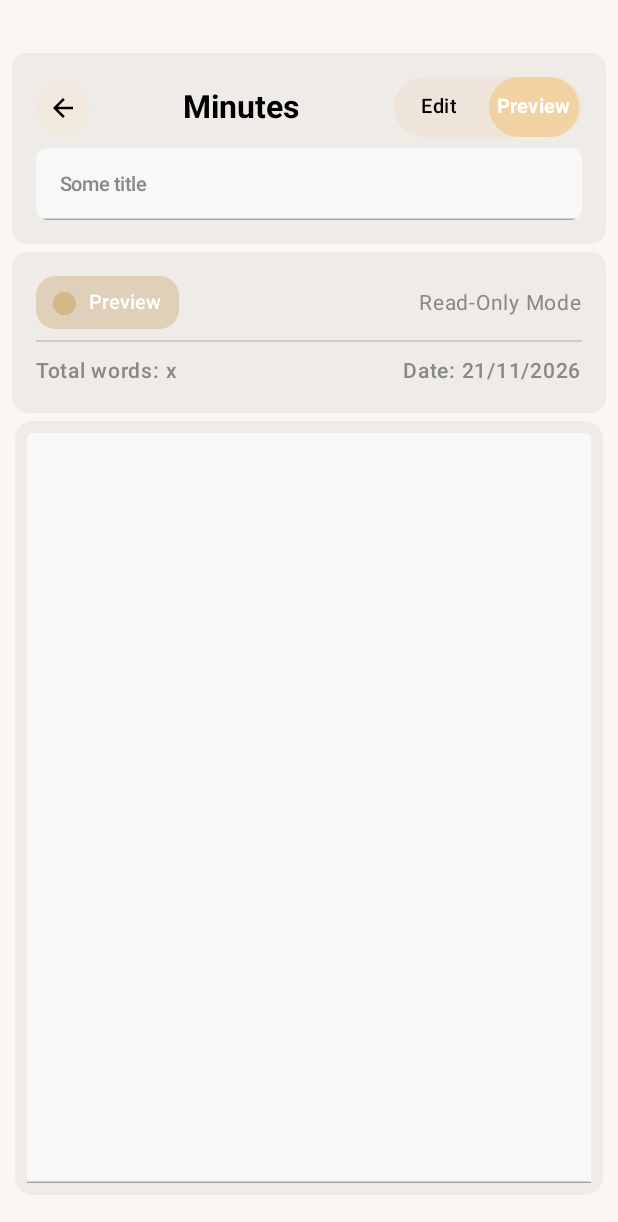
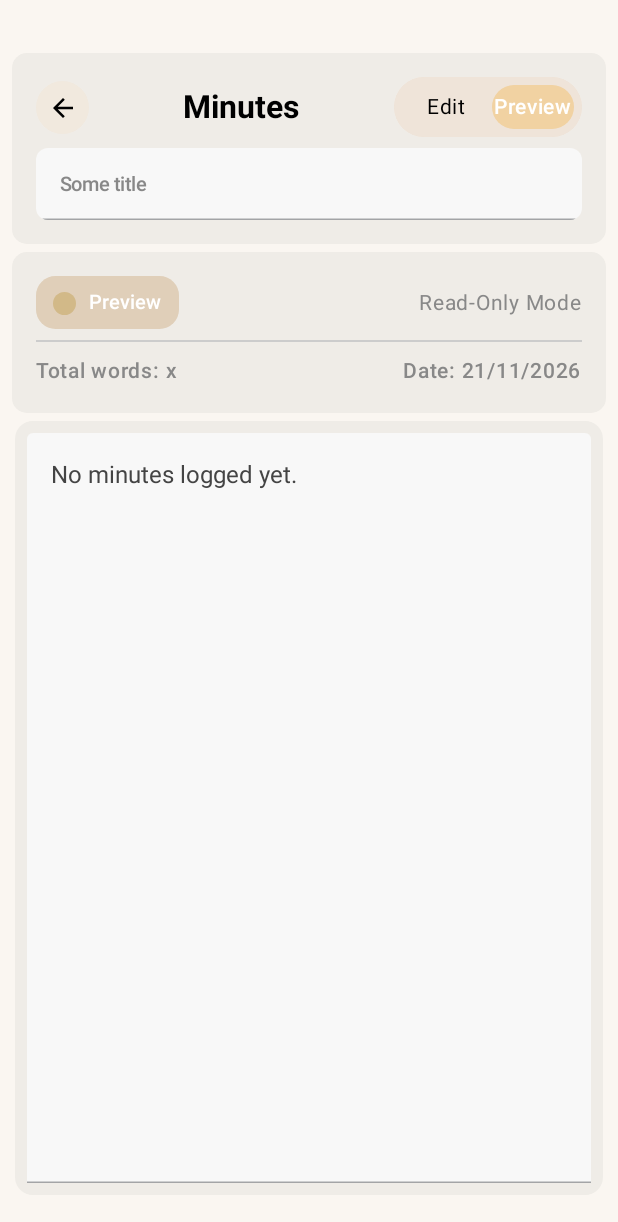
Before and after one commit to ianmwendwaa/Elders, an Android app built with Jetpack Compose: the MinutesScreen screen opened through its navigation route, after a tap on "Preview", on a phone screen of 412 x 824 dp. Shown: the top 1222 px of the screen. Run offline under Robolectric (Android 15) with nearby library versions, the phone set to English and light mode, and no system bars; 1 statement that could not run was skipped; 1 other tap on this screen came first.

Commit message:
Fix#12: Got the Preview/Edit editor working; implementing a result's screen

```diff
--- a/app/src/main/java/com/zion/elders/backend/Lib.kt
+++ b/app/src/main/java/com/zion/elders/backend/Lib.kt
@@ -1,6 +1,8 @@
 package com.zion.elders.backend
 
 import android.R.attr.phoneNumber
+import androidx.compose.ui.text.intl.Locale
+import java.text.SimpleDateFormat
 import java.time.LocalDate
 import java.time.format.DateTimeFormatter
 import java.util.Locale.getDefault
@@ -44,4 +46,8 @@ object Lib {
     fun formatNumber(number: Double): String {
         return "%,d".format(number)
     }
+    fun convertMillisToDate(millis: Long): String {
+        val formatter = SimpleDateFormat("dd/MM/yyyy", java.util.Locale.getDefault())
+        return formatter.format(millis)
+    }
 }
--- a/app/src/main/java/com/zion/elders/components/CommonAssets.kt
+++ b/app/src/main/java/com/zion/elders/components/CommonAssets.kt
@@ -15,6 +15,7 @@ import androidx.compose.foundation.layout.size
 import androidx.compose.foundation.shape.RoundedCornerShape
 import androidx.compose.material3.Card
 import androidx.compose.material3.CardDefaults
+import androidx.compose.material3.DatePicker
 import androidx.compose.material3.DatePickerDialog
 import androidx.compose.material3.Icon
 import androidx.compose.material3.NavigationBar
@@ -166,5 +167,7 @@ fun DatePickerComponent(
                 Text("Cancel")
             }
         }
-    ) { }
+    ) {
+        DatePicker(state = datePickerState)
+    }
 }
--- a/app/src/main/java/com/zion/elders/models/EditorMode.kt
+++ b/app/src/main/java/com/zion/elders/models/EditorMode.kt
@@ -3,5 +3,4 @@ package com.zion.elders.models
 enum class EditorMode(val label: String) {
     EDIT("Edit"),
     PREVIEW("Preview"),
-    UNKNOWN("_")
 }
--- /dev/null
+++ b/app/src/main/java/com/zion/elders/models/MessageType.kt
@@ -0,0 +1,5 @@
+package com.zion.elders.models
+
+enum class MessageType {
+    SUCCESS, ERROR
+}
--- a/app/src/main/java/com/zion/elders/navigation/NavigationController.kt
+++ b/app/src/main/java/com/zion/elders/navigation/NavigationController.kt
@@ -11,7 +11,7 @@ import com.zion.elders.screens.HomeScreen
 import com.zion.elders.screens.meetings.LogMeetingDataScreen
 import com.zion.elders.screens.MainScreen
 import com.zion.elders.screens.WelcomeScreen
-import com.zion.elders.screens.meetings.MinutesScreen
+import com.zion.elders.screens.minutes.MinutesScreen
 
 @Composable
 fun NavigationController(navController: NavHostController){
@@ -45,7 +45,7 @@ fun NavigationController(navController: NavHostController){
             WelcomeScreen(navController = navController)
         }
         composable(ROUTE_HOME_SCREEN){
-            HomeScreen(navController = navController)
+            HomeScreen(navController = navController, onErrorOccurred = {})
         }
         composable(ROUTE_ADD_NEW_MEMBER){
 //            AddNewMembersScreen(navController = navController)
--- a/app/src/main/java/com/zion/elders/screens/HomeScreen.kt
+++ b/app/src/main/java/com/zion/elders/screens/HomeScreen.kt
@@ -19,14 +19,20 @@ import androidx.compose.foundation.text.KeyboardOptions
 import androidx.compose.foundation.verticalScroll
 import androidx.compose.material3.Button
 import androidx.compose.material3.ButtonDefaults
+import androidx.compose.material3.Snackbar
+import androidx.compose.material3.SnackbarDefaults
+import androidx.compose.material3.SnackbarDuration
+import androidx.compose.material3.SnackbarHostState
 import androidx.compose.material3.Text
 import androidx.compose.material3.TextField
 import androidx.compose.material3.TextFieldDefaults
 import androidx.compose.runtime.Composable
+import androidx.compose.runtime.LaunchedEffect
 import androidx.compose.runtime.getValue
 import androidx.compose.runtime.mutableIntStateOf
 import androidx.compose.runtime.mutableStateOf
 import androidx.compose.runtime.remember
+import androidx.compose.runtime.rememberCoroutineScope
 import androidx.compose.runtime.setValue
 import androidx.compose.ui.Alignment
 import androidx.compose.ui.Modifier
@@ -50,6 +56,7 @@ import com.zion.elders.backend.Lib
 import com.zion.elders.components.MeetingDataCard
 import com.zion.elders.components.OverviewDataCard
 import com.zion.elders.components.SystemForm
+import com.zion.elders.components.systemFormColor
 import com.zion.elders.models.MeetingContributionsBreakdown
 import com.zion.elders.models.MeetingData
 import com.zion.elders.ui.theme.cardTitle
@@ -57,6 +64,7 @@ import com.zion.elders.ui.theme.disabledButtonColor
 import com.zion.elders.ui.theme.experimentalBackground
 import com.zion.elders.viewmodels.HomeOverviewViewModel
 import com.zion.elders.viewmodels.QuickRegistrationViewModel
+import kotlinx.coroutines.launch
 import java.time.LocalDate
 import java.time.format.DateTimeFormatter
 
@@ -64,7 +72,8 @@ import java.time.format.DateTimeFormatter
 fun HomeScreen(
     navController: NavController,
     registrationViewModel: QuickRegistrationViewModel = viewModel(),
-    overviewDataViewModel: HomeOverviewViewModel = viewModel()
+    overviewDataViewModel: HomeOverviewViewModel = viewModel(),
+    onErrorOccurred: (String) -> Unit
 ){
     val overviewDataState by overviewDataViewModel.uiState.collectAsStateWithLifecycle()
     val registrationFormState by registrationViewModel.uiState.collectAsStateWithLifecycle()
@@ -86,6 +95,10 @@ fun HomeScreen(
     )
     val keyboardController = LocalSoftwareKeyboardController.current
     val focusManager = LocalFocusManager.current
+
+    if(overviewDataState.errorOccurred) {
+        overviewDataState.errorMessage?.let { onErrorOccurred(it) }
+    }
 
     Column(
         modifier = Modifier.fillMaxSize().verticalScroll(rememberScrollState()),
--- a/app/src/main/java/com/zion/elders/screens/MainScreen.kt
+++ b/app/src/main/java/com/zion/elders/screens/MainScreen.kt
@@ -4,10 +4,14 @@ import androidx.compose.foundation.layout.Box
 import androidx.compose.foundation.layout.fillMaxSize
 import androidx.compose.foundation.layout.padding
 import androidx.compose.material3.Scaffold
+import androidx.compose.material3.SnackbarDuration
+import androidx.compose.material3.SnackbarHostState
 import androidx.compose.runtime.Composable
+import androidx.compose.runtime.LaunchedEffect
 import androidx.compose.runtime.getValue
 import androidx.compose.runtime.mutableStateOf
 import androidx.compose.runtime.remember
+import androidx.compose.runtime.rememberCoroutineScope
 import androidx.compose.runtime.setValue
 import androidx.compose.ui.Modifier
 import androidx.navigation.NavHostController
@@ -15,10 +19,17 @@ import com.zion.elders.components.BottomNavBar
 import com.zion.elders.components.backgroundColor
 import com.zion.elders.models.AppTab
 import com.zion.elders.screens.meetings.MeetingsScreen
+import kotlinx.coroutines.launch
 
 @Composable
 fun MainScreen(navController: NavHostController){
     var activeTab by remember { mutableStateOf(AppTab.HOME) }
+    var error by remember { mutableStateOf("") }
+
+    val snackbarHostState by remember { mutableStateOf(SnackbarHostState()) }
+    val scope = rememberCoroutineScope()
+
+
 
     Scaffold(
         containerColor = backgroundColor,
@@ -28,12 +39,21 @@ fun MainScreen(navController: NavHostController){
             }
         }
     ) { innerPadding ->
+        LaunchedEffect(Unit) {
+            scope.launch {
+                snackbarHostState.showSnackbar(
+                    message = "Error occurred: $error",
+                    withDismissAction = true,
+                    duration = SnackbarDuration.Short
+                )
+            }
+        }
         Box(
             modifier = Modifier.fillMaxSize().padding(innerPadding)
         ) {
             when(activeTab) {
                 AppTab.HOME -> {
-                    HomeScreen(navController)
+                    HomeScreen(navController, onErrorOccurred = { error = it })
                 }
 
                 AppTab.MEETINGS -> {
--- a/app/src/main/java/com/zion/elders/screens/minutes/MinutesEditModeScreen.kt
+++ b/app/src/main/java/com/zion/elders/screens/minutes/MinutesEditModeScreen.kt
@@ -2,7 +2,6 @@ package com.zion.elders.screens.minutes
 
 import androidx.compose.foundation.background
 import androidx.compose.foundation.layout.Arrangement
-import androidx.compose.foundation.layout.Column
 import androidx.compose.foundation.layout.Row
 import androidx.compose.foundation.layout.Spacer
 import androidx.compose.foundation.layout.fillMaxWidth
@@ -13,15 +12,12 @@ import androidx.compose.foundation.shape.RoundedCornerShape
 import androidx.compose.foundation.text.KeyboardOptions
 import androidx.compose.material3.Button
 import androidx.compose.material3.ButtonDefaults
-import androidx.compose.material3.Card
-import androidx.compose.material3.CardDefaults
 import androidx.compose.material3.Text
 import androidx.compose.material3.TextField
 import androidx.compose.material3.TextFieldDefaults
 import androidx.compose.runtime.Composable
 import androidx.compose.runtime.getValue
 import androidx.compose.runtime.mutableIntStateOf
-import androidx.compose.runtime.mutableStateOf
 import androidx.compose.runtime.remember
 import androidx.compose.runtime.setValue
 import androidx.compose.ui.Alignment
@@ -35,16 +31,14 @@ import androidx.compose.ui.unit.sp
 import com.zion.elders.R
 import com.zion.elders.backend.Lib
 import com.zion.elders.components.SystemForm
-import com.zion.elders.components.cardColor
-import com.zion.elders.components.systemFormColor
-import com.zion.elders.screens.meetings.CustomTextFieldForm
-import com.zion.elders.screens.meetings.TextFormattingFeature
 import com.zion.elders.ui.theme.disabledButtonColor
 import com.zion.elders.ui.theme.experimentalBackground
 
 @Composable
-fun MinutesEditModeScreen(){
-    var minutes by remember { mutableStateOf("") }
+fun MinutesEditModeScreen(
+    text: String,
+    onMinutesUpdated: (String) -> Unit
+){
     var wordCount by remember { mutableIntStateOf(0) }
     val dateToday = Lib.getCurrentDate()
     SystemForm(
@@ -73,6 +67,7 @@ fun MinutesEditModeScreen(){
             .fillMaxWidth()
             .height(1.dp)
             .background(Color.LightGray))
+
         // Word counter and date display
         Row(
             modifier = Modifier.fillMaxWidth(),
@@ -101,11 +96,11 @@ fun MinutesEditModeScreen(){
             )
         }
     }
-    // This was originally a SystemForm, but I didn't like padding in this particular section
+    // This was originally a SystemForm, but I didn't like its padding in this particular section
     CustomTextFieldForm {
         TextField(
-            value = minutes,
-            onValueChange = { minutes = it },
+            value = text,
+            onValueChange = onMinutesUpdated,
             modifier = Modifier
                 .fillMaxWidth()
                 .height(500.dp),
@@ -129,7 +124,7 @@ fun MinutesEditModeScreen(){
         Button(
             onClick = {},
             shape = RoundedCornerShape(8.dp),
-            enabled = minutes.isNotEmpty(),
+            enabled = text.isNotEmpty(),
             modifier = Modifier
                 .fillMaxWidth()
                 .padding(start = 16.dp, end = 16.dp, bottom = 20.dp),
--- a/app/src/main/java/com/zion/elders/screens/meetings/MinutesScreen.kt
+++ b/app/src/main/java/com/zion/elders/screens/minutes/MinutesScreen.kt
@@ -1,18 +1,22 @@
-package com.zion.elders.screens.meetings
+package com.zion.elders.screens.minutes
 
+import androidx.compose.animation.core.FastOutSlowInEasing
+import androidx.compose.animation.core.animateDpAsState
+import androidx.compose.animation.core.tween
+import androidx.compose.runtime.remember
 import androidx.compose.foundation.background
 import androidx.compose.foundation.border
 import androidx.compose.foundation.clickable
+import androidx.compose.foundation.interaction.MutableInteractionSource
 import androidx.compose.foundation.layout.Arrangement
 import androidx.compose.foundation.layout.Box
 import androidx.compose.foundation.layout.Column
 import androidx.compose.foundation.layout.ColumnScope
 import androidx.compose.foundation.layout.Row
-import androidx.compose.foundation.layout.Spacer
-import androidx.compose.foundation.layout.fillMaxHeight
 import androidx.compose.foundation.layout.fillMaxSize
 import androidx.compose.foundation.layout.fillMaxWidth
 import androidx.compose.foundation.layout.height
+import androidx.compose.foundation.layout.offset
 import androidx.compose.foundation.layout.padding
 import androidx.compose.foundation.layout.size
 import androidx.compose.foundation.layout.width
@@ -27,9 +31,6 @@ import androidx.compose.material3.TextField
 import androidx.compose.material3.TextFieldDefaults
 import androidx.compose.runtime.Composable
 import androidx.compose.runtime.getValue
-import androidx.compose.runtime.mutableStateOf
-import androidx.compose.runtime.remember
-import androidx.compose.runtime.setValue
 import androidx.compose.ui.Alignment
 import androidx.compose.ui.Modifier
 import androidx.compose.ui.draw.clip
@@ -37,8 +38,11 @@ import androidx.compose.ui.graphics.Color
 import androidx.compose.ui.res.painterResource
 import androidx.compose.ui.text.TextStyle
 import androidx.compose.ui.text.font.FontWeight
+import androidx.compose.ui.unit.Dp
 import androidx.compose.ui.unit.dp
 import androidx.compose.ui.unit.sp
+import androidx.lifecycle.compose.collectAsStateWithLifecycle
+import androidx.lifecycle.viewmodel.compose.viewModel
 import androidx.navigation.NavHostController
 import com.zion.elders.components.BackButton
 import com.zion.elders.components.SystemForm
@@ -48,12 +52,12 @@ import com.zion.elders.components.pillBackgroundColor
 import com.zion.elders.components.pillButtonColor
 import com.zion.elders.components.systemFormColor
 import com.zion.elders.models.EditorMode
-import com.zion.elders.screens.minutes.MinutesEditModeScreen
-import com.zion.elders.screens.minutes.PreviewMinutesScreen
+import com.zion.elders.viewmodels.minuteseditor.MinutesModeManagerViewModel
 
 @Composable
-fun MinutesScreen(navController: NavHostController){
-    var currentEditorScreen by remember { mutableStateOf(EditorMode.PREVIEW) }
+fun MinutesScreen(navController: NavHostController, viewModelFactory: MinutesModeManagerViewModel = viewModel()){
+    val minutesEditor by viewModelFactory.editorMode.collectAsStateWithLifecycle()
+    val currentEditorScreen = minutesEditor.mode
     val minutesTitle = "Some title"
     Column(
         modifier = Modifier.fillMaxSize().verticalScroll(rememberScrollState()).background(
@@ -84,13 +88,8 @@ fun MinutesScreen(navController: NavHostController){
                            val isSelected = currentEditorScreen == mode
 
                            PillButton(
-                               modeLabel = mode.label,
-                               background = if(isSelected) pillButtonColor else Color.Transparent,
-                               textStyling = TextStyle(
-                                   color = if (isSelected) Color.White else Color.Black,
-                                   fontWeight = if(isSelected) FontWeight.Bold else FontWeight.SemiBold
-                               ),
-                               modifier = Modifier.clickable(true){ currentEditorScreen = mode }
+                               selectedMode = currentEditorScreen,
+                               onActiveModeChanged = { viewModelFactory.onSetActiveEditorMode(it) }
                            )
                        }
                    }
@@ -123,29 +122,65 @@ fun MinutesScreen(navController: NavHostController){
 
         when(currentEditorScreen){
             EditorMode.EDIT -> {
-                MinutesEditModeScreen()
+                MinutesEditModeScreen(
+                    text = minutesEditor.minutesLogged,
+                    onMinutesUpdated = { viewModelFactory.onMinutesUpdated(it) }
+                )
             }
             EditorMode.PREVIEW -> {
-                PreviewMinutesScreen()
+                PreviewMinutesScreen(
+                    text = minutesEditor.minutesLogged
+                )
             }
-            else -> EditorMode.UNKNOWN
         }
     }
 }
 
 @Composable
 fun PillButton(
-    modifier: Modifier = Modifier,
-    modeLabel: String,
-    background: Color,
-    textStyling: TextStyle
+    selectedMode: EditorMode,
+    onActiveModeChanged: (EditorMode) -> Unit,
+    pillWidth: Dp = 60.dp
 ){
-    Box(modifier = modifier.fillMaxHeight().width(60.dp).clip(RoundedCornerShape(100.dp)).background(
-        background
-    ),
-        contentAlignment = Alignment.Center
+    // Smoothly animate horizontal slide offset
+    val animatedOffset by animateDpAsState(
+        targetValue = pillWidth * selectedMode.ordinal,
+        animationSpec = tween(durationMillis = 250, easing = FastOutSlowInEasing),
+        label = "pill_slide_offset"
+    )
+    Box(modifier = Modifier.clip(RoundedCornerShape(70.dp)).background(
+        pillBackgroundColor).padding(5.dp)
     ){
-        Text(text = modeLabel, fontSize = 13.sp, color = textStyling.color, fontWeight = textStyling.fontWeight)
+        // Sliding pill
+        Box(
+            modifier = Modifier
+                .offset(x = animatedOffset)
+                .width(pillWidth)
+                .height(36.dp)
+                .padding(end = 5.dp)
+                .clip(RoundedCornerShape(70.dp))
+                .background(pillButtonColor)
+        )
+        Row {
+            EditorMode.entries.forEach { mode ->
+                val isselected = selectedMode == mode
+
+                Box(
+                    modifier = Modifier.width(pillWidth).height(36.dp)
+                        .clickable(
+                            enabled = true,
+                            interactionSource = remember { MutableInteractionSource() },
+                            indication = null,
+                            onClick = { onActiveModeChanged(mode) }),
+                    contentAlignment = Alignment.Center
+                ){
+                    Text(
+                        text = mode.label, color = if (isselected) Color.White else Color.Black,
+                        fontSize = 14.sp, fontWeight = if (isselected) FontWeight.SemiBold else FontWeight.Normal
+                    )
+                }
+            }
+        }
     }
 }
 
@@ -157,7 +192,7 @@ fun TextFormattingFeature(
     Box(
         modifier = Modifier.size(30.dp).clip(RoundedCornerShape(8.dp))
             .background(cardColor).border(1.dp, shape = RoundedCornerShape(8.dp),
-                color = Color.Gray).clickable(true){ onClick },
+                color = Color.Gray).clickable(true, onClick = onClick),
         contentAlignment = Alignment.Center
     ){
         Icon(
--- a/app/src/main/java/com/zion/elders/screens/minutes/PreviewMinutesScreen.kt
+++ b/app/src/main/java/com/zion/elders/screens/minutes/PreviewMinutesScreen.kt
@@ -3,19 +3,14 @@ package com.zion.elders.screens.minutes
 import androidx.compose.foundation.background
 import androidx.compose.foundation.layout.Arrangement
 import androidx.compose.foundation.layout.Box
-import androidx.compose.foundation.layout.Column
 import androidx.compose.foundation.layout.Row
 import androidx.compose.foundation.layout.Spacer
-import androidx.compose.foundation.layout.fillMaxHeight
-import androidx.compose.foundation.layout.fillMaxSize
 import androidx.compose.foundation.layout.fillMaxWidth
 import androidx.compose.foundation.layout.height
 import androidx.compose.foundation.layout.padding
 import androidx.compose.foundation.layout.size
 import androidx.compose.foundation.layout.width
-import androidx.compose.foundation.rememberScrollState
 import androidx.compose.foundation.shape.RoundedCornerShape
-import androidx.compose.foundation.verticalScroll
 import androidx.compose.material3.Text
 import androidx.compose.material3.TextField
 import androidx.compose.material3.TextFieldDefaults
@@ -24,21 +19,20 @@ import androidx.compose.ui.Alignment
 import androidx.compose.ui.Modifier
 import androidx.compose.ui.draw.clip
 import androidx.compose.ui.graphics.Color
+import androidx.compose.ui.text.TextStyle
 import androidx.compose.ui.text.font.FontWeight
 import androidx.compose.ui.unit.dp
 import androidx.compose.ui.unit.sp
 import com.zion.elders.backend.Lib
 import com.zion.elders.components.SystemForm
 import com.zion.elders.components.cardColor
-import com.zion.elders.components.pillBackgroundColor
-import com.zion.elders.screens.meetings.CustomTextFieldForm
-import com.zion.elders.ui.theme.disabledButtonColor
 import com.zion.elders.ui.theme.experimentalBackground
-import com.zion.elders.ui.theme.lightBrown
 import com.zion.elders.ui.theme.previewBoxColor
 
 @Composable
-fun PreviewMinutesScreen(){
+fun PreviewMinutesScreen(
+    text: String
+){
     val dateToday = Lib.getCurrentDate()
     val totalWordCount = "x"
 
@@ -88,13 +82,18 @@ fun PreviewMinutesScreen(){
 
     CustomTextFieldForm {
         TextField(
-            value = "",
+            value = text.ifBlank { "No minutes logged yet." },
             onValueChange = {},
             modifier = Modifier.fillMaxWidth().height(500.dp),
             enabled = false,
             readOnly = true,
             colors = TextFieldDefaults.colors(
                 disabledContainerColor = cardColor,
+            ),
+            textStyle = TextStyle(
+                color = Color.DarkGray,
+                fontSize = 16.sp,
+                lineHeight = 22.sp
             )
         )
     }
--- a/app/src/main/java/com/zion/elders/viewmodels/HomeOverviewViewModel.kt
+++ b/app/src/main/java/com/zion/elders/viewmodels/HomeOverviewViewModel.kt
@@ -1,8 +1,14 @@
 package com.zion.elders.viewmodels
 
 import android.util.Log
+import androidx.compose.foundation.background
+import androidx.compose.material3.Snackbar
+import androidx.compose.material3.SnackbarDefaults
+import androidx.compose.ui.Modifier
+import androidx.compose.ui.graphics.Color
 import androidx.lifecycle.ViewModel
 import androidx.lifecycle.viewModelScope
+import com.zion.elders.components.systemFormColor
 import com.zion.elders.transactions.API
 import kotlinx.coroutines.flow.MutableStateFlow
 import kotlinx.coroutines.flow.StateFlow
@@ -13,7 +19,9 @@ import kotlinx.coroutines.runBlocking
 
 data class OverviewDataState(
     val totalMembers: Int = 0,
-    val netContributions: Int = 0
+    val netContributions: Int = 0,
+    val errorOccurred: Boolean = false,
+    val errorMessage: String ?= null
 )
 
 class HomeOverviewViewModel: ViewModel() {
@@ -38,8 +46,14 @@ class HomeOverviewViewModel: ViewModel() {
                 // Fall back to default value 0
                 Log.e("SIZE_COUNT_ERR", "${e.message}")
                 _uiState.update {
-                    it.copy(totalMembers = 0)
+                    it.copy(
+                        errorOccurred = true,
+                        errorMessage = "${e.message}",
+                        totalMembers = 0
+                    )
                 }
+                Log.w("SIZE_COUNT_ERR", "${_uiState.value.errorOccurred}")
+                Log.w("SIZE_COUNT_ERR", "${_uiState.value.errorMessage}")
             }
         }
     }
--- /dev/null
+++ b/app/src/main/java/com/zion/elders/viewmodels/minuteseditor/MinutesModeManagerViewModel.kt
@@ -0,0 +1,34 @@
+package com.zion.elders.viewmodels.minuteseditor
+
+import androidx.lifecycle.ViewModel
+import com.zion.elders.backend.Lib
+import com.zion.elders.models.EditorMode
+import kotlinx.coroutines.flow.MutableStateFlow
+import kotlinx.coroutines.flow.asStateFlow
+import kotlinx.coroutines.flow.update
+
+data class EditorData(
+    val mode: EditorMode = EditorMode.EDIT, // Default mode
+    val minutesLogged: String = "",
+    val dateOfLogging: String = Lib.getCurrentDate()
+)
+class MinutesModeManagerViewModel: ViewModel() {
+    private val _editorMode = MutableStateFlow(EditorData())
+    val editorMode = _editorMode.asStateFlow()
+
+    fun onSetActiveEditorMode(mode: EditorMode) {
+        _editorMode.update {
+            it.copy(
+                mode = mode
+            )
+        }
+    }
+
+    fun onMinutesUpdated(newMinutes: String) {
+        _editorMode.update {
+            it.copy(
+                minutesLogged = newMinutes
+            )
+        }
+    }
+}
```
Also changed, not shown: app/src/main/java/com/zion/elders/MainActivity.kt (+8 -0 lines), app/src/main/java/com/zion/elders/models/ResultData.kt (added, +8 -0 lines), app/src/main/java/com/zion/elders/screens/meetings/CreateMeetingEntryScreen.kt (+13 -6 lines), app/src/main/java/com/zion/elders/screens/messenger/WhatHappened.kt (added, +91 -0 lines), app/src/main/res/drawable/ic_error.xml (added, +8 -0 lines), app/src/main/res/drawable/ic_success.xml (added, +8 -0 lines).
